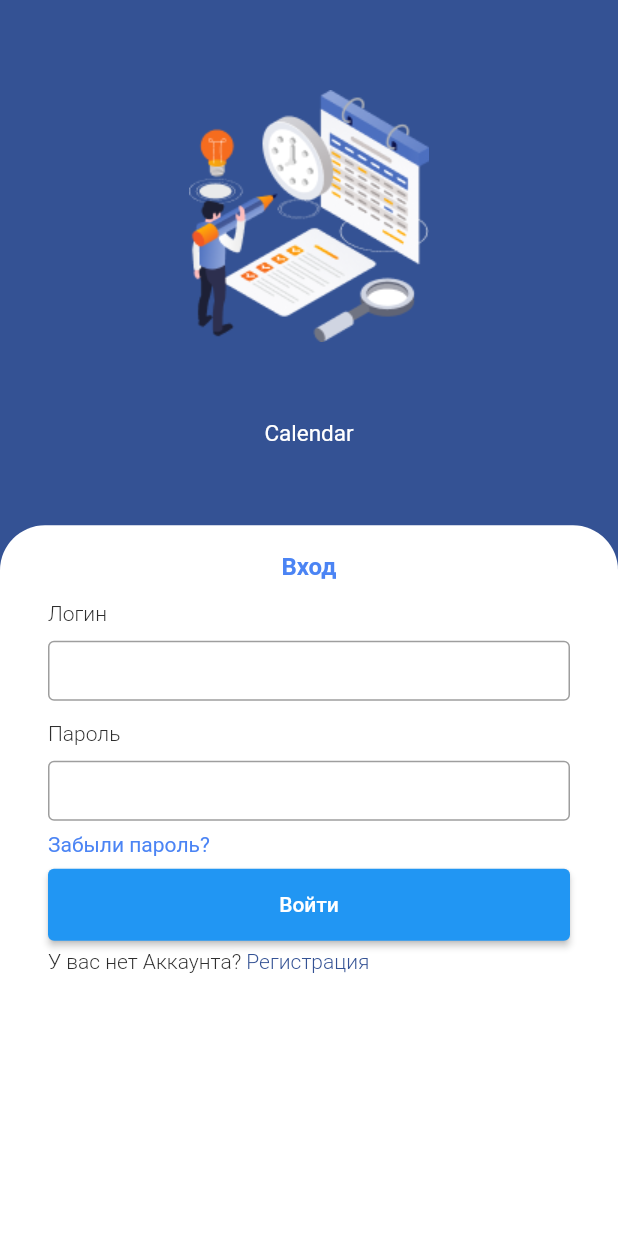
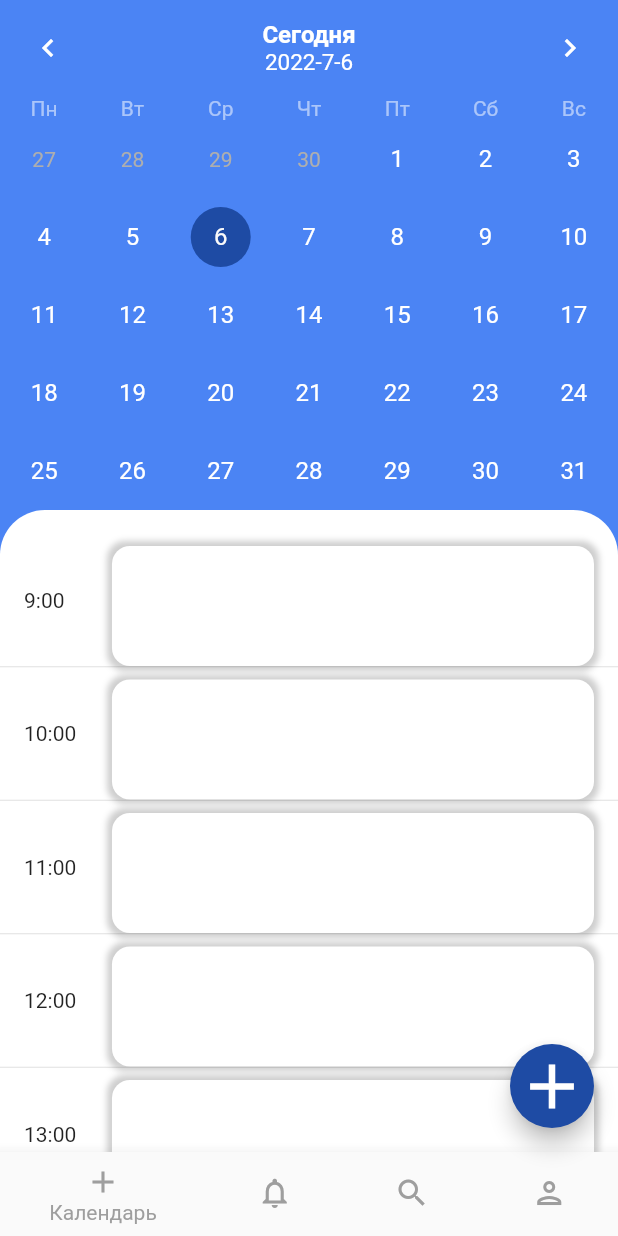
Before and after one commit to ChentMokeev/Calendar, a Flutter app: the screen it shows after launch, on a phone screen of 412 x 824 dp. Run offline on Flutter 3.47's test engine with Material 2 defaults, Android fonts, the light colour scheme and no system bars; drawn by our look-alikes of table_calendar; Roboto replaces fonts that are missing (Noto Serif Malayalam).

Commit message:
builded calendar page

```diff
--- a/lib/feature/authorization/presentation/pages/auth_screen/auth_screen.dart
+++ b/lib/feature/authorization/presentation/pages/auth_screen/auth_screen.dart
@@ -24,7 +24,7 @@ class AuthScreen extends StatelessWidget {
       child: ChangeNotifierProvider(
         create: (context) => RegistrationProvider(),
         child: Scaffold(
-          backgroundColor: CalendarColors.bgBlue,
+          backgroundColor: CalendarColors.authBgBlue,
           body: Stack(
             children: [
               Align(
--- a/lib/feature/authorization/presentation/widgets/login_form.dart
+++ b/lib/feature/authorization/presentation/widgets/login_form.dart
@@ -60,7 +60,7 @@ class LoginForm extends StatelessWidget {
               child: Text(
                 'Регистрация',
                 style: CalendarTextStyles.fSize14Weight300Gray
-                    .copyWith(color: CalendarColors.bgBlue),
+                    .copyWith(color: CalendarColors.authBgBlue),
               ),
             ),
           ],
--- a/lib/feature/authorization/presentation/widgets/registration_form.dart
+++ b/lib/feature/authorization/presentation/widgets/registration_form.dart
@@ -46,7 +46,7 @@ class RegistrationForm extends StatelessWidget {
               child: Text(
                 'Войти',
                 style: CalendarTextStyles.fSize14Weight300Gray
-                    .copyWith(color: CalendarColors.bgBlue),
+                    .copyWith(color: CalendarColors.authBgBlue),
               ),
             ),
           ],
--- /dev/null
+++ b/lib/feature/calendar/presentation/pages/main_screen.dart
@@ -0,0 +1,62 @@
+import 'package:flutter/material.dart';
+import 'package:table_calendar/table_calendar.dart';
+import 'package:test_calendar/resouces/calendar_text_styles.dart';
+
+import '../utils.dart';
+
+part '../widgets/my_calendar_widget.dart';
+part '../widgets/event_card.dart';
+part '../widgets/my_bottom_nav_bar.dart';
+part '../widgets/my_floating_act_btn.dart';
+
+class MainScreen extends StatelessWidget {
+  const MainScreen({Key? key}) : super(key: key);
+
+  @override
+  Widget build(BuildContext context) {
+    return Scaffold(
+      backgroundColor: const Color(0xff4B84F4),
+      floatingActionButton: const MyFloatingActBtn(),
+      bottomNavigationBar: const MyBottomNavBar(),
+      body: Column(
+        children: [
+          const MyCalendarWidget(),
+          Expanded(
+            child: Container(
+              padding: const EdgeInsets.only(top: 16),
+              decoration: const BoxDecoration(
+                color: Colors.white,
+                borderRadius: BorderRadius.only(
+                  topLeft: Radius.circular(30),
+                  topRight: Radius.circular(30),
+                ),
+              ),
+              child: ListView.separated(
+                padding: const EdgeInsets.only(bottom: 16),
+                itemBuilder: (context, index) => Stack(
+                  children: [
+                    const SizedBox(
+                      height: 88,
+                    ),
+                    Positioned(
+                      left: 16,
+                      bottom: 36,
+                      child: Text('${index + 9}:00'),
+                    ),
+                    const Positioned(
+                      bottom: 0,
+                      right: 16,
+                      child: EventCard(),
+                    )
+                  ],
+                ),
+                separatorBuilder: (context, _) => const Divider(height: 1),
+                itemCount: 9,
+              ),
+            ),
+          ),
+        ],
+      ),
+    );
+  }
+}
--- /dev/null
+++ b/lib/feature/calendar/presentation/utils.dart
@@ -0,0 +1,57 @@
+import 'dart:collection';
+
+import 'package:table_calendar/table_calendar.dart';
+
+class Event {
+  final String title;
+
+  const Event(this.title);
+
+  @override
+  String toString() => title;
+}
+
+final kEvents = LinkedHashMap<DateTime, List<Event>>(
+  equals: isSameDay,
+  hashCode: getHashCode,
+)..addAll(_kEventSource);
+
+final _kEventSource = {
+  for (var item in List.generate(50, (index) => index))
+    DateTime.utc(kFirstDay.year, kFirstDay.month, item * 5): List.generate(
+        item % 4 + 1, (index) => Event('Event $item | ${index + 1}'))
+}..addAll({
+    kToday: [
+      const Event('Today\'s Event 1'),
+      const Event('Today\'s Event 2'),
+    ],
+  });
+
+int getHashCode(DateTime key) {
+  return key.day * 1000000 + key.month * 10000 + key.year;
+}
+
+List<DateTime> daysInRange(DateTime first, DateTime last) {
+  final dayCount = last.difference(first).inDays + 1;
+  return List.generate(
+    dayCount,
+    (index) => DateTime.utc(first.year, first.month, first.day + index),
+  );
+}
+
+final kToday = DateTime.now();
+final kFirstDay = DateTime(kToday.year, kToday.month - 3, kToday.day);
+final kLastDay = DateTime(kToday.year, kToday.month + 3, kToday.day);
+
+String getWeekdayRu(int weekday) {
+  List<String> days = [
+    'Пн',
+    'Вт',
+    'Ср',
+    'Чт',
+    'Пт',
+    'Сб',
+    'Вс',
+  ];
+  return days[weekday - 1];
+}
--- /dev/null
+++ b/lib/feature/calendar/presentation/widgets/event_card.dart
@@ -0,0 +1,28 @@
+part of '../pages/main_screen.dart';
+
+class EventCard extends StatelessWidget {
+  const EventCard({
+    Key? key,
+  }) : super(key: key);
+
+  @override
+  Widget build(BuildContext context) {
+    return Container(
+      margin: const EdgeInsets.only(top: 8),
+      width: MediaQuery.of(context).size.width * .78,
+      height: 80,
+      decoration: BoxDecoration(
+        borderRadius: BorderRadius.circular(12.0),
+        color: Colors.white,
+        boxShadow: [
+          BoxShadow(
+            color: Colors.grey.withOpacity(0.5),
+            spreadRadius: 3,
+            blurRadius: 3,
+            offset: const Offset(0, 0),
+          )
+        ],
+      ),
+    );
+  }
+}
--- /dev/null
+++ b/lib/feature/calendar/presentation/widgets/my_bottom_nav_bar.dart
@@ -0,0 +1,22 @@
+part of '../pages/main_screen.dart';
+
+class MyBottomNavBar extends StatelessWidget {
+  const MyBottomNavBar({
+    Key? key,
+  }) : super(key: key);
+
+  @override
+  Widget build(BuildContext context) {
+    return BottomNavigationBar(
+      unselectedItemColor: Colors.grey,
+      selectedItemColor: Colors.grey,
+      items: const [
+        BottomNavigationBarItem(icon: Icon(Icons.add), label: 'Календарь'),
+        BottomNavigationBarItem(
+            icon: Icon(Icons.notifications_outlined), label: 'Сообщения'),
+        BottomNavigationBarItem(icon: Icon(Icons.search_outlined), label: 'Поиск'),
+        BottomNavigationBarItem(icon: Icon(Icons.person_outlined), label: 'Профиль'),
+      ],
+    );
+  }
+}
--- /dev/null
+++ b/lib/feature/calendar/presentation/widgets/my_calendar_widget.dart
@@ -0,0 +1,94 @@
+part of '../pages/main_screen.dart';
+
+class MyCalendarWidget extends StatefulWidget {
+  const MyCalendarWidget({Key? key}) : super(key: key);
+
+  @override
+  State<MyCalendarWidget> createState() => _MyCalendarWidgetState();
+}
+
+class _MyCalendarWidgetState extends State<MyCalendarWidget> {
+  CalendarFormat _calendarFormat = CalendarFormat.month;
+  DateTime _focusedDay = DateTime.now();
+  DateTime? _selectedDay;
+
+  @override
+  Widget build(BuildContext context) {
+    return TableCalendar(
+      firstDay: kFirstDay,
+      lastDay: kLastDay,
+      focusedDay: _focusedDay,
+      calendarFormat: _calendarFormat,
+      startingDayOfWeek: StartingDayOfWeek.monday,
+
+      calendarBuilders: CalendarBuilders(
+        headerTitleBuilder: (context, time) => Column(
+          children: [
+            const Text(
+              'Сегодня',
+              style: CalendarTextStyles.fSize16Weight600White,
+            ),
+            Text(
+              '${time.year}-${time.month}-${time.day}',
+              style: CalendarTextStyles.fSize15Weight400
+                  .copyWith(color: Colors.white),
+            ),
+          ],
+        ),
+        dowBuilder: (_, time) => Text(
+          getWeekdayRu(time.weekday),
+          textAlign: TextAlign.center,
+          style: const TextStyle(color: Color(0x88ffffff)),
+        ),
+      ),
+      availableCalendarFormats: const {
+        CalendarFormat.month: 'Month',
+        CalendarFormat.week: 'Week'
+      },
+      // Calendar Style
+      calendarStyle: const CalendarStyle(
+        defaultTextStyle: TextStyle(color: Colors.white, fontSize: 16),
+        weekendTextStyle: TextStyle(color: Colors.white, fontSize: 16),
+        todayDecoration: BoxDecoration(
+          color: Color(0xff1E4BA4),
+          shape: BoxShape.circle,
+        ),
+      ),
+
+      // Header Style
+      headerStyle: const HeaderStyle(
+        titleCentered: true,
+        formatButtonVisible: false,
+        titleTextStyle: TextStyle(
+          color: Colors.white,
+        ),
+        decoration: BoxDecoration(color: Color(0xff4B84F4)),
+        leftChevronIcon: Icon(Icons.chevron_left, color: Colors.white),
+        rightChevronIcon: Icon(Icons.chevron_right, color: Colors.white),
+      ),
+
+      // Functions
+      selectedDayPredicate: (day) {
+        return isSameDay(_selectedDay, day);
+      },
+      onDaySelected: (selectedDay, focusedDay) {
+        if (!isSameDay(_selectedDay, selectedDay)) {
+          setState(() {
+            _selectedDay = selectedDay;
+            _focusedDay = focusedDay;
+          });
+        }
+      },
+      onFormatChanged: (format) {
+        if (_calendarFormat != format) {
+          setState(() {
+            _calendarFormat = format;
+          });
+        }
+      },
+      onPageChanged: (focusedDay) {
+        _focusedDay = focusedDay;
+      },
+    );
+  }
+}
--- /dev/null
+++ b/lib/feature/calendar/presentation/widgets/my_floating_act_btn.dart
@@ -0,0 +1,16 @@
+part of '../pages/main_screen.dart';
+
+class MyFloatingActBtn extends StatelessWidget {
+  const MyFloatingActBtn({
+    Key? key,
+  }) : super(key: key);
+
+  @override
+  Widget build(BuildContext context) {
+    return FloatingActionButton(
+      backgroundColor: const Color(0xff1E4BA4),
+      child: const Icon(Icons.add, size: 50),
+      onPressed: () {},
+    );
+  }
+}
--- a/lib/main.dart
+++ b/lib/main.dart
@@ -1,6 +1,6 @@
 import 'package:flutter/material.dart';
 
-import 'feature/authorization/presentation/pages/auth_screen/auth_screen.dart';
+import 'feature/calendar/presentation/pages/main_screen.dart';
 
 void main() {
   runApp(const MyApp());
@@ -11,9 +11,9 @@ class MyApp extends StatelessWidget {
 
   @override
   Widget build(BuildContext context) {
-    return MaterialApp(
+    return const MaterialApp(
       title: 'Calendar',
-      home: AuthScreen(),
+      home: MainScreen(),
     );
   }
 }
--- a/lib/resouces/calendar_colors.dart
+++ b/lib/resouces/calendar_colors.dart
@@ -1,8 +1,9 @@
 import 'package:flutter/material.dart';
 
 class CalendarColors {
-  static const Color bgBlue = Color(0xff345294);
+  static const Color authBgBlue = Color(0xff345294);
   static const Color txtBlue = Color(0xff4B84F4);
   static const Color purpleForSnackBar = Color(0xffF39392);
   static const Color addImage = Color(0xffE6ECFF);
+  static const Color dayMarkBlue = Color(0xff1E4BA4);
 }
--- a/lib/resouces/calendar_text_styles.dart
+++ b/lib/resouces/calendar_text_styles.dart
@@ -20,7 +20,7 @@ class CalendarTextStyles {
     fontFamily: 'Roboto',
     fontSize: 14,
     fontWeight: FontWeight.w400,
-    color: Color(0xff4B84F4),
+    color: CalendarColors.txtBlue,
     height: 1.17,
   );
 
@@ -38,4 +38,10 @@ class CalendarTextStyles {
     color: CalendarColors.txtBlue,
     height: 1.32,
   );
+  static const TextStyle fSize15Weight400 = TextStyle(
+    fontFamily: 'Roboto',
+    color: Colors.white,
+    fontSize: 15,
+    fontWeight: FontWeight.w400,
+  );
 }
--- /dev/null
+++ b/lib/resouces/calendar_widget_styles.dart
@@ -0,0 +1,25 @@
+import 'package:flutter/material.dart';
+import 'package:table_calendar/table_calendar.dart';
+import 'package:test_calendar/resouces/calendar_colors.dart';
+
+class CalendarWidgetStyles {
+  static const calendarStyle = CalendarStyle(
+    defaultTextStyle: TextStyle(color: Colors.white, fontSize: 16),
+    weekendTextStyle: TextStyle(color: Colors.white, fontSize: 16),
+    todayDecoration: BoxDecoration(
+      color: CalendarColors.dayMarkBlue,
+      shape: BoxShape.circle,
+    ),
+  );
+
+  static const calendarHeaderStyle = HeaderStyle(
+    titleCentered: true,
+    formatButtonVisible: false,
+    titleTextStyle: TextStyle(
+      color: Colors.white,
+    ),
+    decoration: BoxDecoration(color: CalendarColors.txtBlue),
+    leftChevronIcon: Icon(Icons.chevron_left, color: Colors.white),
+    rightChevronIcon: Icon(Icons.chevron_right, color: Colors.white),
+  );
+}
--- a/pubspec.yaml
+++ b/pubspec.yaml
@@ -36,6 +36,7 @@ dependencies:
   cupertino_icons: ^1.0.2
   flutter_bloc: ^8.0.1
   provider: ^6.0.3
+  table_calendar: ^3.0.6
 
 dev_dependencies:
   flutter_test:
```
Also changed, not shown: pubspec.lock.
